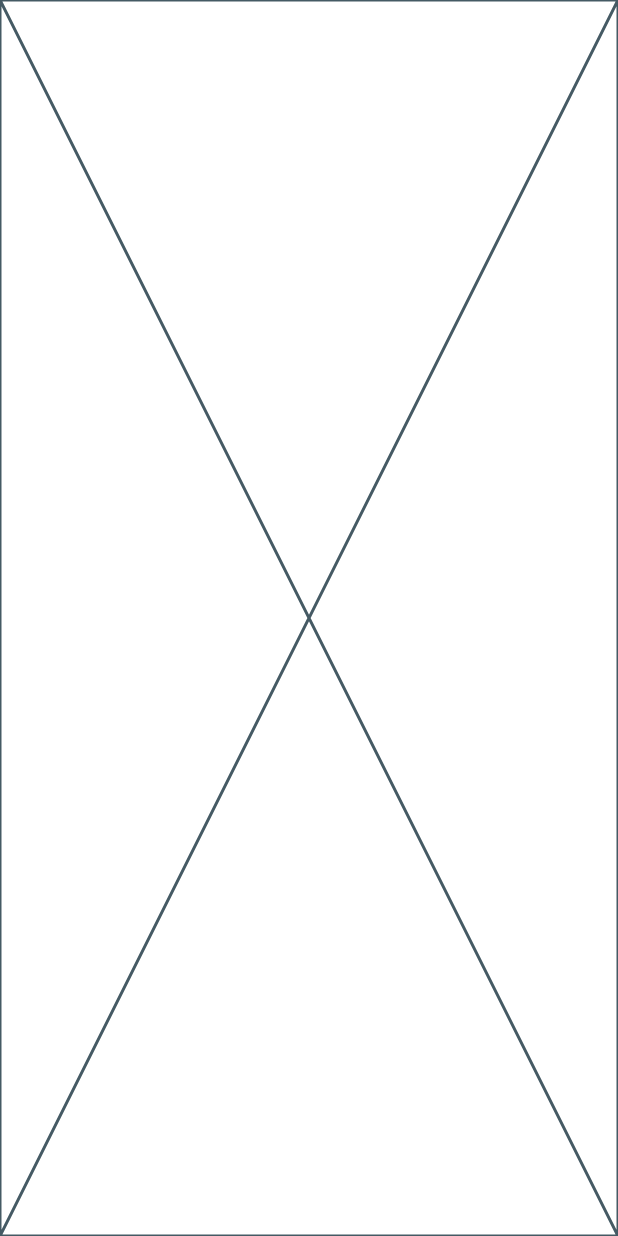
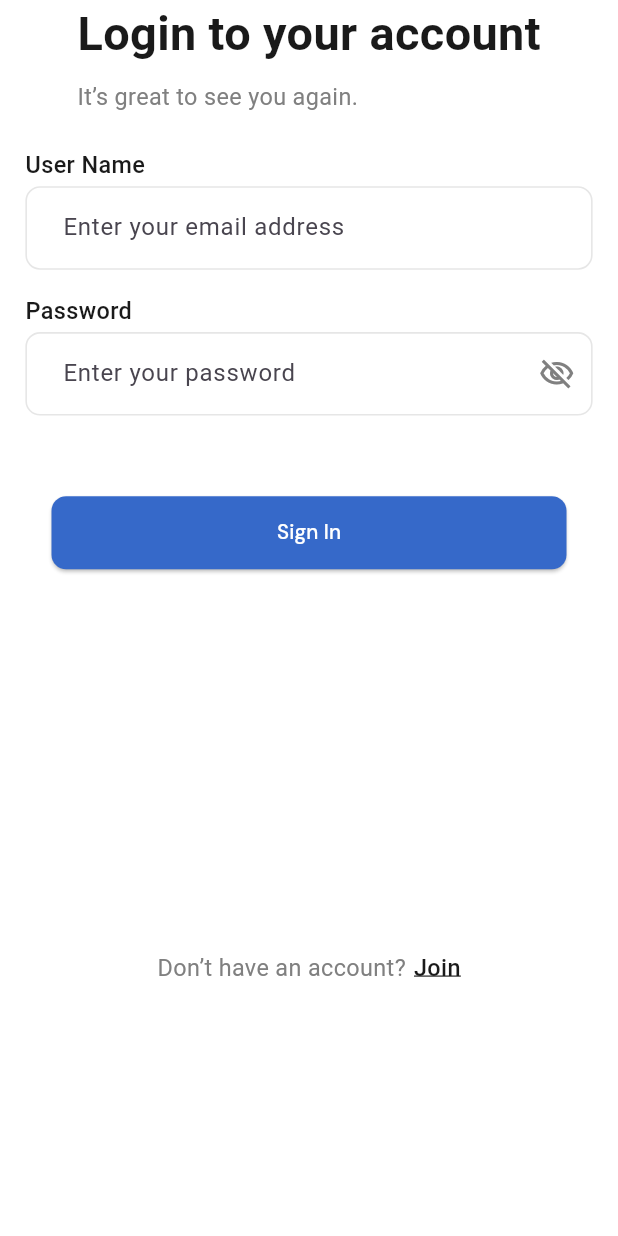
Before and after one commit to Salah248/e_commerce_pro, a Flutter app: the screen it shows after launch, on a phone screen of 412 x 824 dp. Run offline on Flutter 3.47's test engine with Material 3 defaults, Android fonts, the phone set to English and light mode, and no system bars; our stand-ins replace flutter_screenutil, go_router, google_fonts.

Commit message:
Implement login and signup screens with custom widgets; update build.gradle.kts for NDK version and add devtools_options.yaml for configuration

```diff
--- /dev/null
+++ b/devtools_options.yaml
@@ -0,0 +1,3 @@
+description: This file stores settings for Dart & Flutter DevTools.
+documentation: https://docs.flutter.dev/tools/devtools/extensions#configure-extension-enablement-states
+extensions:
--- a/lib/main.dart
+++ b/lib/main.dart
@@ -13,7 +13,7 @@ class MyApp extends StatelessWidget {
   @override
   Widget build(BuildContext context) {
     return ScreenUtilInit(
-      designSize: Size(390.w, 844.h),
+      designSize: const Size(390, 844),
       minTextAdapt: true,
       splitScreenMode: true,
       ensureScreenSize: true,
--- a/lib/resources/color_manager.dart
+++ b/lib/resources/color_manager.dart
@@ -6,4 +6,5 @@ class ColorManager {
   static const Color secondaryColor = Color(0xff808080);
   static const Color whiteColor = Color(0xffFFFFFF);
   static const Color redColor = Color(0xffED1010);
+  static const Color borderColor = Color(0xffE6E6E6);
 }
--- a/lib/resources/style_manager.dart
+++ b/lib/resources/style_manager.dart
@@ -20,7 +20,7 @@ class StyleManager {
     fontWeight: FontWeight.w500,
   );
   static final TextStyle textFieldHint = GoogleFonts.readexPro(
-    color: ColorManager.secondaryColor,
+    color: const Color(0xff999999),
     fontSize: 16.sp,
     fontWeight: FontWeight.w400,
   );
--- a/lib/ui/screens/auth/login_screen.dart
+++ b/lib/ui/screens/auth/login_screen.dart
@@ -1,4 +1,12 @@
-import 'package:flutter/widgets.dart';
+import 'package:e_commerce_pro/resources/color_manager.dart';
+import 'package:e_commerce_pro/resources/route_manager.dart';
+import 'package:e_commerce_pro/ui/widgets/custom_app_bar.dart';
+import 'package:e_commerce_pro/ui/widgets/custom_button.dart';
+import 'package:e_commerce_pro/ui/widgets/custom_text_from_field.dart';
+import 'package:e_commerce_pro/ui/widgets/custom_text_span.dart';
+import 'package:flutter/material.dart';
+import 'package:flutter_screenutil/flutter_screenutil.dart';
+import 'package:go_router/go_router.dart';
 
 class LoginScreen extends StatefulWidget {
   const LoginScreen({super.key});
@@ -8,8 +16,70 @@ class LoginScreen extends StatefulWidget {
 }
 
 class _LoginScreenState extends State<LoginScreen> {
+  final TextEditingController _emailController = TextEditingController();
+  final TextEditingController _passwordController = TextEditingController();
+  var obscure = true;
   @override
   Widget build(BuildContext context) {
-    return const Placeholder();
+    return Scaffold(
+      body: SafeArea(
+        child: Padding(
+          padding: EdgeInsets.symmetric(horizontal: 16.w),
+          child: SingleChildScrollView(
+            child: Column(
+              crossAxisAlignment: CrossAxisAlignment.center,
+              children: [
+                const CustomAppBar(
+                  title: 'Login to your account',
+                  supTitle: 'It’s great to see you again.',
+                ),
+                SizedBox(height: 24.h),
+                CustomTextFormField(
+                  controller: _emailController,
+                  titleText: 'User Name',
+                  hintText: 'email address',
+                ),
+                SizedBox(height: 16.h),
+                CustomTextFormField(
+                  controller: _passwordController,
+                  titleText: 'Password',
+                  hintText: 'password',
+                  obscureText: obscure,
+                  suffixIcon: IconButton(
+                    onPressed: () {
+                      setState(() {
+                        obscure = !obscure;
+                      });
+                    },
+                    icon: Icon(
+                      obscure
+                          ? Icons.visibility_off_outlined
+                          : Icons.visibility_outlined,
+
+                      color: ColorManager.secondaryColor,
+                    ),
+                  ),
+                ),
+                SizedBox(height: 55.h),
+                CustomButton(buttonTitle: 'Sign In', onPressed: () {}),
+                SizedBox(height: 260.h),
+                CustomTextSpan(
+                  text: 'Don’t have an account?',
+                  textInline: 'Join',
+                  onTap: () => context.push(Routes.signUp),
+                ),
+              ],
+            ),
+          ),
+        ),
+      ),
+    );
+  }
+
+  @override
+  void dispose() {
+    _emailController.dispose();
+    _passwordController.dispose();
+    super.dispose();
   }
 }
--- a/lib/ui/screens/auth/signup_screen.dart
+++ b/lib/ui/screens/auth/signup_screen.dart
@@ -1,4 +1,12 @@
-import 'package:flutter/widgets.dart';
+import 'package:e_commerce_pro/resources/color_manager.dart';
+import 'package:e_commerce_pro/resources/route_manager.dart';
+import 'package:e_commerce_pro/ui/widgets/custom_app_bar.dart';
+import 'package:e_commerce_pro/ui/widgets/custom_button.dart';
+import 'package:e_commerce_pro/ui/widgets/custom_text_from_field.dart';
+import 'package:e_commerce_pro/ui/widgets/custom_text_span.dart';
+import 'package:flutter/material.dart';
+import 'package:flutter_screenutil/flutter_screenutil.dart';
+import 'package:go_router/go_router.dart';
 
 class SignupScreen extends StatefulWidget {
   const SignupScreen({super.key});
@@ -10,6 +18,68 @@ class SignupScreen extends StatefulWidget {
 class _SignupScreenState extends State<SignupScreen> {
   @override
   Widget build(BuildContext context) {
-    return const Placeholder();
+    return Scaffold(
+      body: SafeArea(
+        child: Padding(
+          padding: EdgeInsets.symmetric(horizontal: 16.w),
+          child: SingleChildScrollView(
+            child: Column(
+              crossAxisAlignment: CrossAxisAlignment.center,
+              children: [
+                Container(
+                  alignment: Alignment.topLeft,
+                  child: const CustomAppBar(
+                    title: 'Create an account',
+                    supTitle: 'Let’s create your account.',
+                  ),
+                ),
+                SizedBox(height: 24.h),
+                const CustomTextFormField(
+                  titleText: 'Full Name',
+                  hintText: 'full name',
+                ),
+                SizedBox(height: 16.h),
+                const CustomTextFormField(
+                  titleText: 'User Name',
+                  hintText: 'email address',
+                ),
+                SizedBox(height: 16.h),
+                CustomTextFormField(
+                  titleText: 'Password',
+                  hintText: 'password',
+                  suffixIcon: IconButton(
+                    onPressed: () {},
+                    icon: const Icon(
+                      Icons.visibility_off_outlined,
+                      color: ColorManager.secondaryColor,
+                    ),
+                  ),
+                ),
+                SizedBox(height: 16.h),
+                CustomTextFormField(
+                  titleText: 'Confirm Password',
+                  hintText: 'confirm password',
+                  suffixIcon: IconButton(
+                    onPressed: () {},
+                    icon: const Icon(
+                      Icons.visibility_off_outlined,
+                      color: ColorManager.secondaryColor,
+                    ),
+                  ),
+                ),
+                SizedBox(height: 55.h),
+                CustomButton(buttonTitle: 'Create Account', onPressed: () {}),
+                SizedBox(height: 60.h),
+                CustomTextSpan(
+                  text: 'Already have an account?',
+                  textInline: 'Log In',
+                  onTap: () => context.pop(Routes.login),
+                ),
+              ],
+            ),
+          ),
+        ),
+      ),
+    );
   }
 }
--- /dev/null
+++ b/lib/ui/widgets/custom_app_bar.dart
@@ -0,0 +1,21 @@
+import 'package:e_commerce_pro/resources/style_manager.dart';
+import 'package:flutter/material.dart';
+import 'package:flutter_screenutil/flutter_screenutil.dart';
+
+class CustomAppBar extends StatelessWidget {
+  const CustomAppBar({super.key, required this.title, required this.supTitle});
+  final String title;
+  final String supTitle;
+
+  @override
+  Widget build(BuildContext context) {
+    return Column(
+      crossAxisAlignment: CrossAxisAlignment.start,
+      children: [
+        Text(title, style: StyleManager.headingTitle),
+        SizedBox(height: 8.h),
+        Text(supTitle, style: StyleManager.headingSubTitle),
+      ],
+    );
+  }
+}
--- /dev/null
+++ b/lib/ui/widgets/custom_button.dart
@@ -0,0 +1,26 @@
+import 'package:e_commerce_pro/resources/color_manager.dart';
+import 'package:e_commerce_pro/resources/style_manager.dart';
+import 'package:flutter/material.dart';
+import 'package:flutter_screenutil/flutter_screenutil.dart';
+
+class CustomButton extends StatelessWidget {
+  const CustomButton({super.key, this.onPressed, required this.buttonTitle});
+  final void Function()? onPressed;
+  final String buttonTitle;
+
+  @override
+  Widget build(BuildContext context) {
+    return ElevatedButton(
+      style: ElevatedButton.styleFrom(
+        fixedSize: Size(325.w, 50.h),
+        alignment: Alignment.center,
+        backgroundColor: ColorManager.primaryColor,
+        shape: RoundedRectangleBorder(
+          borderRadius: BorderRadius.circular(10.r),
+        ),
+      ),
+      onPressed: onPressed,
+      child: Text(buttonTitle, style: StyleManager.buttonTitle),
+    );
+  }
+}
--- /dev/null
+++ b/lib/ui/widgets/custom_text_from_field.dart
@@ -0,0 +1,62 @@
+import 'package:e_commerce_pro/resources/color_manager.dart';
+import 'package:e_commerce_pro/resources/style_manager.dart';
+import 'package:flutter/material.dart';
+import 'package:flutter_screenutil/flutter_screenutil.dart';
+
+class CustomTextFormField extends StatelessWidget {
+  const CustomTextFormField({
+    super.key,
+    this.controller,
+    this.obscureText,
+    this.hintText,
+    required this.titleText,
+    this.suffixIcon,
+    this.validator,
+  });
+  final TextEditingController? controller;
+  final bool? obscureText;
+  final String? hintText;
+  final String titleText;
+  final Widget? suffixIcon;
+  final String? Function(String?)? validator;
+  @override
+  Widget build(BuildContext context) {
+    final outlineInputBorder = OutlineInputBorder(
+      borderRadius: BorderRadius.circular(10.r),
+      borderSide: BorderSide(color: ColorManager.borderColor, width: 1.w),
+    );
+    return Column(
+      crossAxisAlignment: CrossAxisAlignment.start,
+      children: [
+        Text(titleText, style: StyleManager.textFieldTitle),
+        SizedBox(height: 4.h),
+        TextFormField(
+          controller: controller,
+          obscureText: obscureText ?? false,
+          validator:
+              validator ??
+              (value) {
+                if (value!.isEmpty) {
+                  return 'This field is required';
+                }
+                return null;
+              },
+          decoration: InputDecoration(
+            suffixIcon: suffixIcon,
+            contentPadding: EdgeInsets.symmetric(
+              horizontal: 20.w,
+              vertical: 15.w,
+            ),
+            hintText: 'Enter your $hintText',
+            helperStyle: StyleManager.textFieldHint,
+            border: outlineInputBorder,
+            enabledBorder: outlineInputBorder,
+            errorBorder: outlineInputBorder.copyWith(
+              borderSide: BorderSide(color: ColorManager.redColor, width: 1.w),
+            ),
+          ),
+        ),
+      ],
+    );
+  }
+}
--- /dev/null
+++ b/lib/ui/widgets/custom_text_span.dart
@@ -0,0 +1,46 @@
+import 'package:e_commerce_pro/resources/color_manager.dart';
+import 'package:e_commerce_pro/resources/style_manager.dart';
+import 'package:flutter/material.dart';
+import 'package:flutter_screenutil/flutter_screenutil.dart';
+
+class CustomTextSpan extends StatelessWidget {
+  const CustomTextSpan({
+    super.key,
+    required this.text,
+    required this.textInline,
+    this.onTap,
+  });
+  final String text;
+  final String textInline;
+  final Function()? onTap;
+
+  @override
+  Widget build(BuildContext context) {
+    return Row(
+      mainAxisAlignment: MainAxisAlignment.center,
+      crossAxisAlignment: CrossAxisAlignment.center,
+      children: [
+        Text(text, style: StyleManager.headingSubTitle),
+        SizedBox(width: 5.w),
+        GestureDetector(
+          onTap: onTap,
+          child: Text(
+            textInline,
+            style: StyleManager.textFieldTitle.copyWith(
+              decoration: TextDecoration.underline,
+              decorationColor: ColorManager.primaryDarkColor,
+            ),
+          ),
+        ),
+      ],
+    );
+  }
+}
+//  TextSpan(text: text, style: StyleManager.headingSubTitle),
+//           TextSpan(
+//             text: textInline,
+//             style: StyleManager.textFieldTitle.copyWith(
+//               decoration: TextDecoration.underline,
+//               decorationColor: ColorManager.primaryDarkColor,
+//             ),
+//           ),
```
Also changed, not shown: 1 other file.
